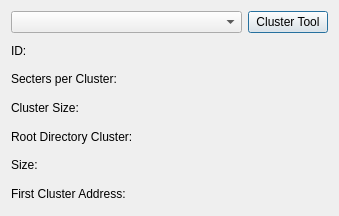
This is Velocity/partitiondialog.ui in hetelek/Velocity as Qt 5 draws it before an edit. The edited form follows.
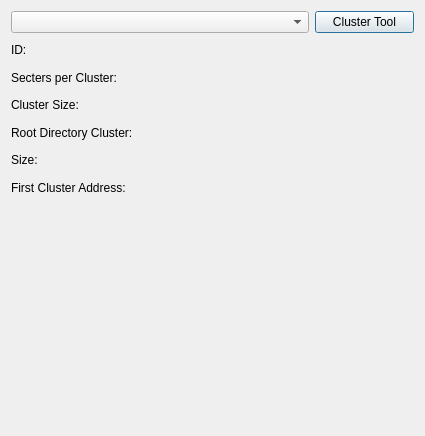
This is the edited form. Icons and pictures are not drawn.

Commit message: Added pie chart of used/free memory to Partition Dialog

```diff
--- a/Velocity/partitiondialog.ui
+++ b/Velocity/partitiondialog.ui
@@ -6,8 +6,8 @@
    <rect>
     <x>0</x>
     <y>0</y>
-    <width>339</width>
-    <height>216</height>
+    <width>425</width>
+    <height>436</height>
    </rect>
   </property>
   <property name="windowTitle">
@@ -17,9 +17,9 @@
    <iconset resource="Resources.qrc">
     <normaloff>:/Images/Leaner24.png</normaloff>:/Images/Leaner24.png</iconset>
   </property>
-  <layout class="QVBoxLayout" name="verticalLayout_3">
+  <layout class="QHBoxLayout" name="horizontalLayout_2">
    <item>
-    <layout class="QVBoxLayout" name="verticalLayout" stretch="0,9">
+    <layout class="QVBoxLayout" name="verticalLayout" stretch="0,1,0">
      <item>
       <layout class="QHBoxLayout" name="horizontalLayout_5" stretch="3,1">
        <item>
@@ -159,6 +159,61 @@
        </item>
       </layout>
      </item>
+     <item>
+      <layout class="QHBoxLayout" name="horizontalLayout">
+       <item>
+        <spacer name="horizontalSpacer">
+         <property name="orientation">
+          <enum>Qt::Horizontal</enum>
+         </property>
+         <property name="sizeHint" stdset="0">
+          <size>
+           <width>40</width>
+           <height>20</height>
+          </size>
+         </property>
+        </spacer>
+       </item>
+       <item>
+        <widget class="QLabel" name="imgPiechart">
+         <property name="minimumSize">
+          <size>
+           <width>391</width>
+           <height>221</height>
+          </size>
+         </property>
+         <property name="maximumSize">
+          <size>
+           <width>391</width>
+           <height>221</height>
+          </size>
+         </property>
+         <property name="frameShape">
+          <enum>QFrame::NoFrame</enum>
+         </property>
+         <property name="text">
+          <string/>
+         </property>
+         <property name="scaledContents">
+          <bool>false</bool>
+         </property>
+        </widget>
+       </item>
+       <item>
+        <spacer name="horizontalSpacer_2">
+         <property name="orientation">
+          <enum>Qt::Horizontal</enum>
+         </property>
+         <property name="sizeHint" stdset="0">
+          <size>
+           <width>40</width>
+           <height>20</height>
+          </size>
+         </property>
+        </spacer>
+       </item>
+      </layout>
+     </item>
     </layout>
    </item>
   </layout>
```
The commit also changes 2 other files.
